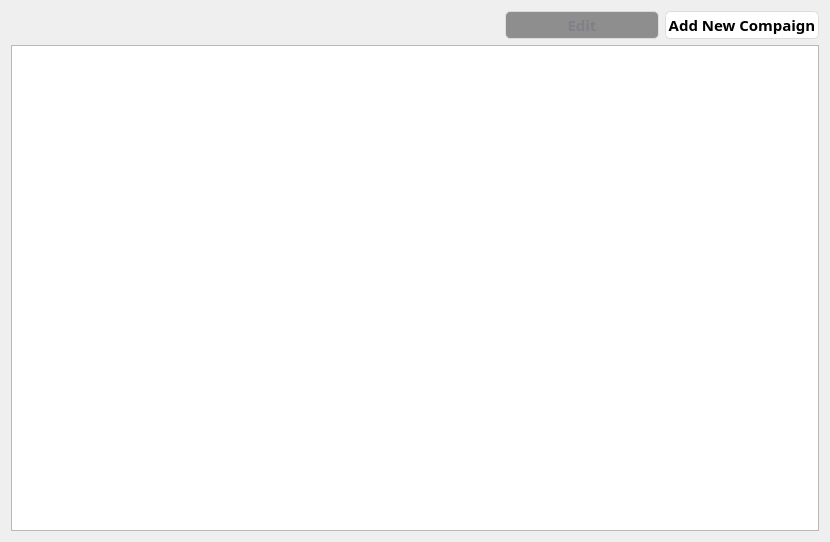
Before: the Qt Designer form ui/cmps.ui in YassineBaghdadi/TransportingPlanning, drawn with Qt 5.
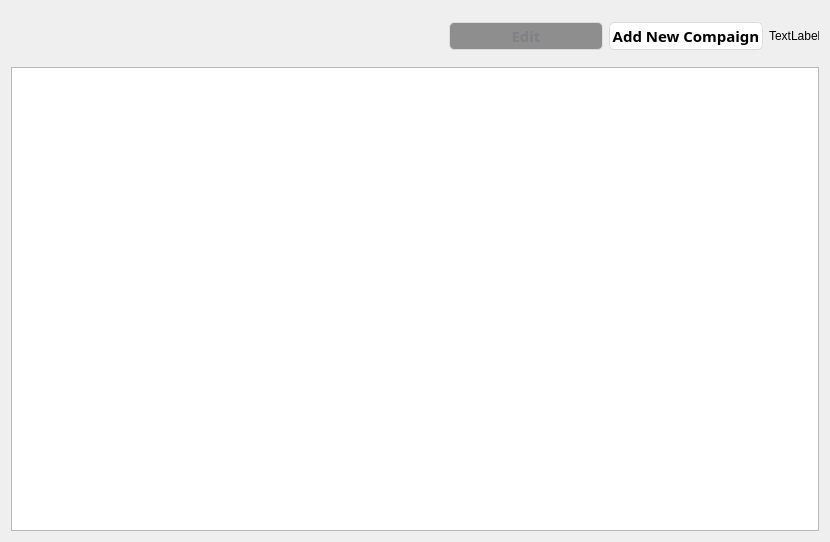
After: the same form once the commit is applied.

Patch:
```diff
--- a/ui/cmps.ui
+++ b/ui/cmps.ui
@@ -635,6 +635,37 @@
        </property>
       </widget>
      </item>
+     <item>
+      <widget class="QLabel" name="back_icon">
+       <property name="minimumSize">
+        <size>
+         <width>50</width>
+         <height>50</height>
+        </size>
+       </property>
+       <property name="maximumSize">
+        <size>
+         <width>50</width>
+         <height>50</height>
+        </size>
+       </property>
+       <property name="cursor">
+        <cursorShape>PointingHandCursor</cursorShape>
+       </property>
+       <property name="styleSheet">
+        <string notr="true">QLabel#back_icon:hover {
+	
+	border-color: rgb(23, 155, 255);
+}</string>
+       </property>
+       <property name="text">
+        <string>TextLabel</string>
+       </property>
+       <property name="alignment">
+        <set>Qt::AlignLeading|Qt::AlignLeft|Qt::AlignVCenter</set>
+       </property>
+      </widget>
+     </item>
     </layout>
    </item>
    <item>
```
